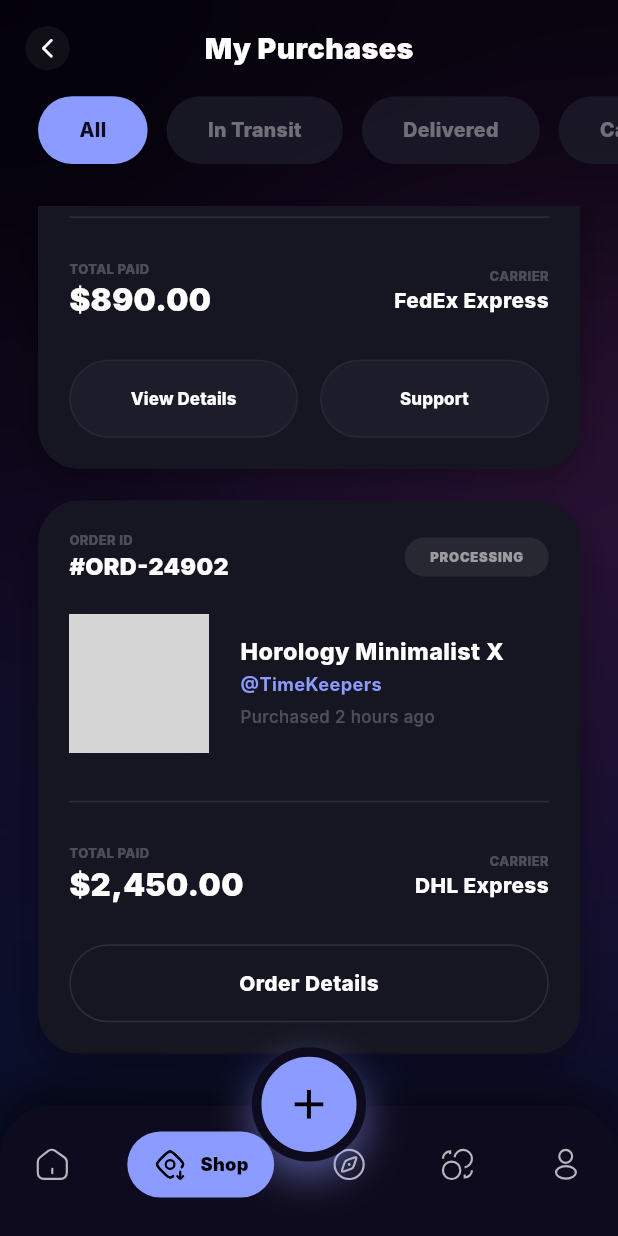
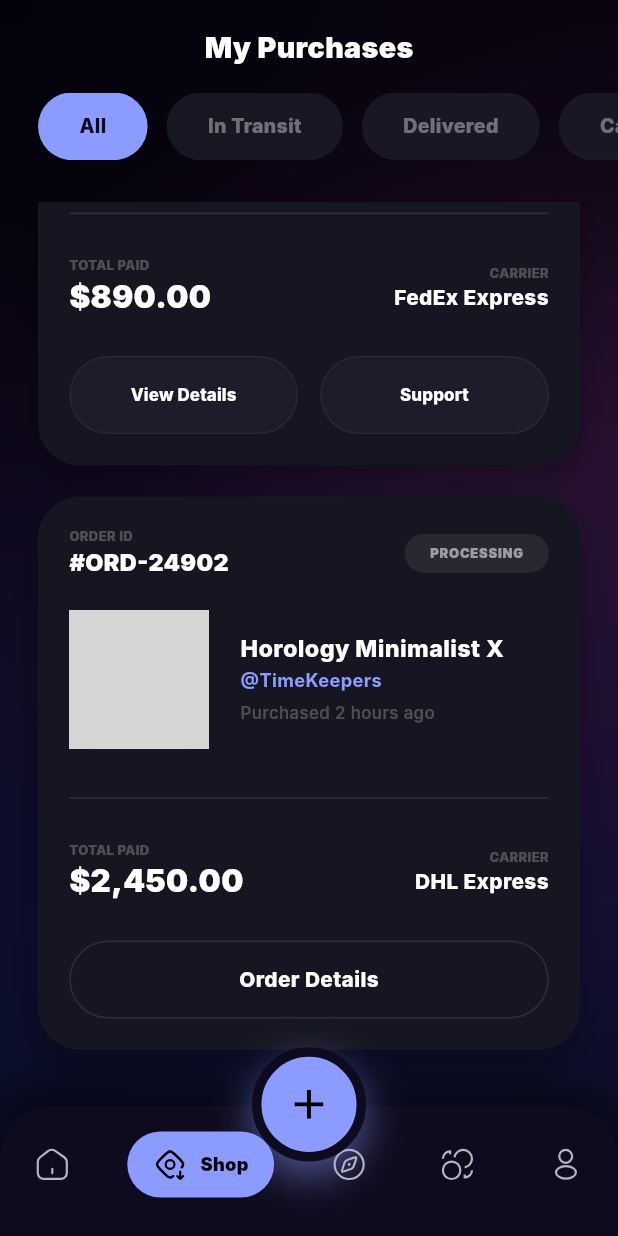
Before and after one commit to srsakilhossen302/live-stream-app, a Flutter app: the MainScreen screen opened by its route, item 2 of the bottom bar chosen, scrolled down 637 dp, on a phone screen of 412 x 824 dp. Run offline on Flutter 3.47's test engine with Material 3 defaults, Android fonts, the phone set to English and light mode, and no system bars; our stand-ins replace flutter_screenutil, flutter_svg, get; network calls fail; Roboto replaces fonts that are missing (Inter); grey boxes are pictures that could not be loaded.

Commit message:
Remove back button from Purchases header for tabbed navigation

```diff
--- a/lib/view/screens/purchases/screen/purchases_screen.dart
+++ b/lib/view/screens/purchases/screen/purchases_screen.dart
@@ -18,28 +18,11 @@ class PurchasesScreen extends GetView<PurchasesController> {
             // Header
             Padding(
               padding: EdgeInsets.symmetric(horizontal: 16.w, vertical: 20.h),
-              child: Stack(
-                alignment: Alignment.center,
-                children: [
-                  Align(
-                    alignment: Alignment.centerLeft,
-                    child: GestureDetector(
-                      onTap: () => Get.back(),
-                      child: Container(
-                        padding: EdgeInsets.all(8.r),
-                        decoration: BoxDecoration(
-                          color: Colors.white.withOpacity(0.05),
-                          shape: BoxShape.circle,
-                        ),
-                        child: Icon(Icons.arrow_back_ios_new_rounded, color: Colors.white, size: 18.sp),
-                      ),
-                    ),
-                  ),
-                  Text(
-                    "My Purchases",
-                    style: TextStyle(color: Colors.white, fontSize: 22.sp, fontWeight: FontWeight.w900),
-                  ),
-                ],
+              child: Center(
+                child: Text(
+                  "My Purchases",
+                  style: TextStyle(color: Colors.white, fontSize: 22.sp, fontWeight: FontWeight.w900),
+                ),
               ),
             ),
 
```
